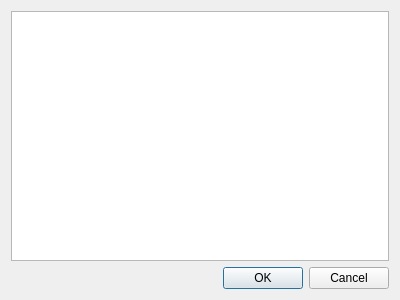
muri-a/picture-comparator, file src/picture_comparator/design/renamer.ui: the form before one commit.
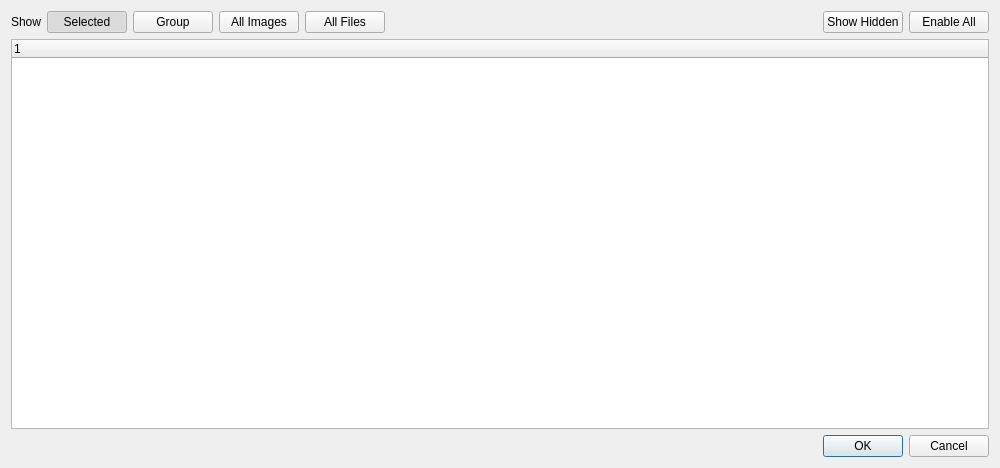
The form after the commit. Custom widgets are drawn as their Qt base class.

The edit to the form file:
```diff
--- a/src/picture_comparator/design/renamer.ui
+++ b/src/picture_comparator/design/renamer.ui
@@ -6,8 +6,8 @@
    <rect>
     <x>0</x>
     <y>0</y>
-    <width>400</width>
-    <height>300</height>
+    <width>1000</width>
+    <height>468</height>
    </rect>
   </property>
   <property name="windowTitle">
@@ -15,7 +15,127 @@
   </property>
   <layout class="QVBoxLayout" name="verticalLayout">
    <item>
-    <widget class="QTreeView" name="treeView"/>
+    <layout class="QHBoxLayout" name="horizontalLayout">
+     <item>
+      <widget class="QLabel" name="label">
+       <property name="text">
+        <string>Show</string>
+       </property>
+      </widget>
+     </item>
+     <item>
+      <widget class="QPushButton" name="show_selected_button">
+       <property name="text">
+        <string>Selected</string>
+       </property>
+       <property name="checkable">
+        <bool>true</bool>
+       </property>
+       <property name="checked">
+        <bool>true</bool>
+       </property>
+      </widget>
+     </item>
+     <item>
+      <widget class="QPushButton" name="show_group_button">
+       <property name="text">
+        <string>Group</string>
+       </property>
+       <property name="checkable">
+        <bool>true</bool>
+       </property>
+      </widget>
+     </item>
+     <item>
+      <widget class="QPushButton" name="show_images_button">
+       <property name="text">
+        <string>All Images</string>
+       </property>
+       <property name="checkable">
+        <bool>true</bool>
+       </property>
+      </widget>
+     </item>
+     <item>
+      <widget class="QPushButton" name="show_all_button">
+       <property name="text">
+        <string>All Files</string>
+       </property>
+       <property name="checkable">
+        <bool>true</bool>
+       </property>
+      </widget>
+     </item>
+     <item>
+      <spacer name="horizontalSpacer">
+       <property name="orientation">
+        <enum>Qt::Horizontal</enum>
+       </property>
+       <property name="sizeHint" stdset="0">
+        <size>
+         <width>40</width>
+         <height>20</height>
+        </size>
+       </property>
+      </spacer>
+     </item>
+     <item>
+      <widget class="QPushButton" name="show_hidden_button">
+       <property name="text">
+        <string>Show Hidden</string>
+       </property>
+       <property name="checkable">
+        <bool>true</bool>
+       </property>
+      </widget>
+     </item>
+     <item>
+      <widget class="QPushButton" name="enable_all_button">
+       <property name="toolTip">
+        <string>Allow editing of all visible files.</string>
+       </property>
+       <property name="text">
+        <string>Enable All</string>
+       </property>
+       <property name="checkable">
+        <bool>true</bool>
+       </property>
+      </widget>
+     </item>
+    </layout>
+   </item>
+   <item>
+    <widget class="RenamerFileTreeView" name="file_view">
+     <property name="acceptDrops">
+      <bool>true</bool>
+     </property>
+     <property name="editTriggers">
+      <set>QAbstractItemView::DoubleClicked|QAbstractItemView::EditKeyPressed</set>
+     </property>
+     <property name="dragEnabled">
+      <bool>true</bool>
+     </property>
+     <property name="dragDropMode">
+      <enum>QAbstractItemView::InternalMove</enum>
+     </property>
+     <property name="defaultDropAction">
+      <enum>Qt::MoveAction</enum>
+     </property>
+     <property name="sortingEnabled">
+      <bool>false</bool>
+     </property>
+     <attribute name="headerVisible">
+      <bool>true</bool>
+     </attribute>
+     <attribute name="headerDefaultSectionSize">
+      <number>200</number>
+     </attribute>
+     <column>
+      <property name="text">
+       <string notr="true">1</string>
+      </property>
+     </column>
+    </widget>
    </item>
    <item>
     <widget class="QDialogButtonBox" name="buttonBox">
@@ -29,6 +149,13 @@
    </item>
   </layout>
  </widget>
+ <customwidgets>
+  <customwidget>
+   <class>RenamerFileTreeView</class>
+   <extends>QTreeWidget</extends>
+   <header>picture_comparator/view/renamer_file_tree_view</header>
+  </customwidget>
+ </customwidgets>
  <resources/>
  <connections>
   <connection>
```
